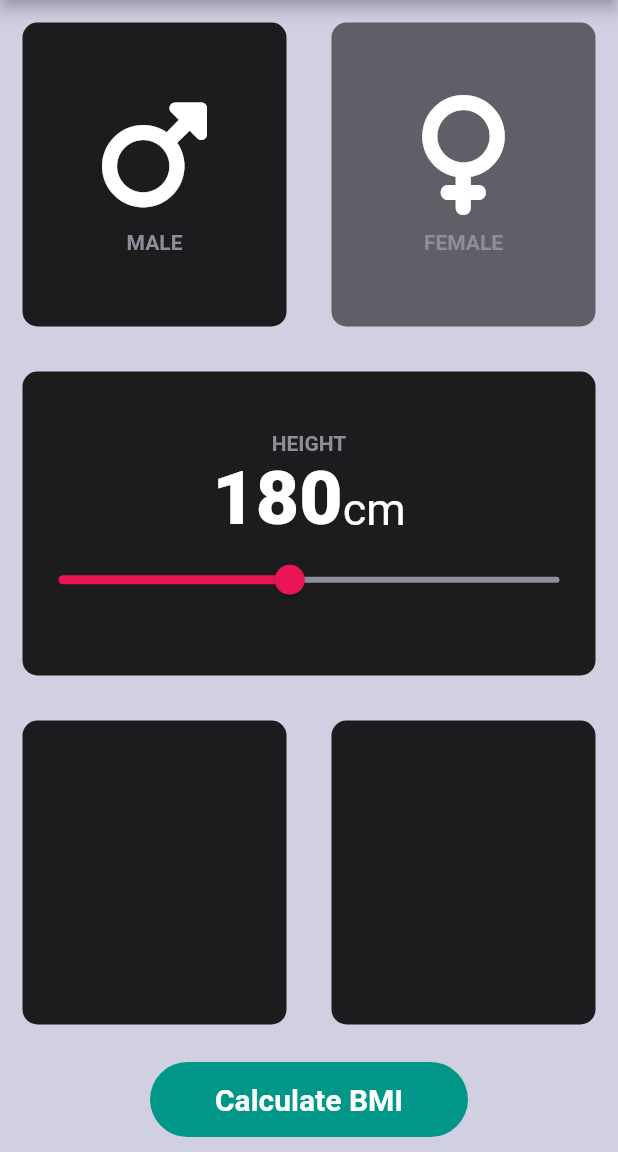
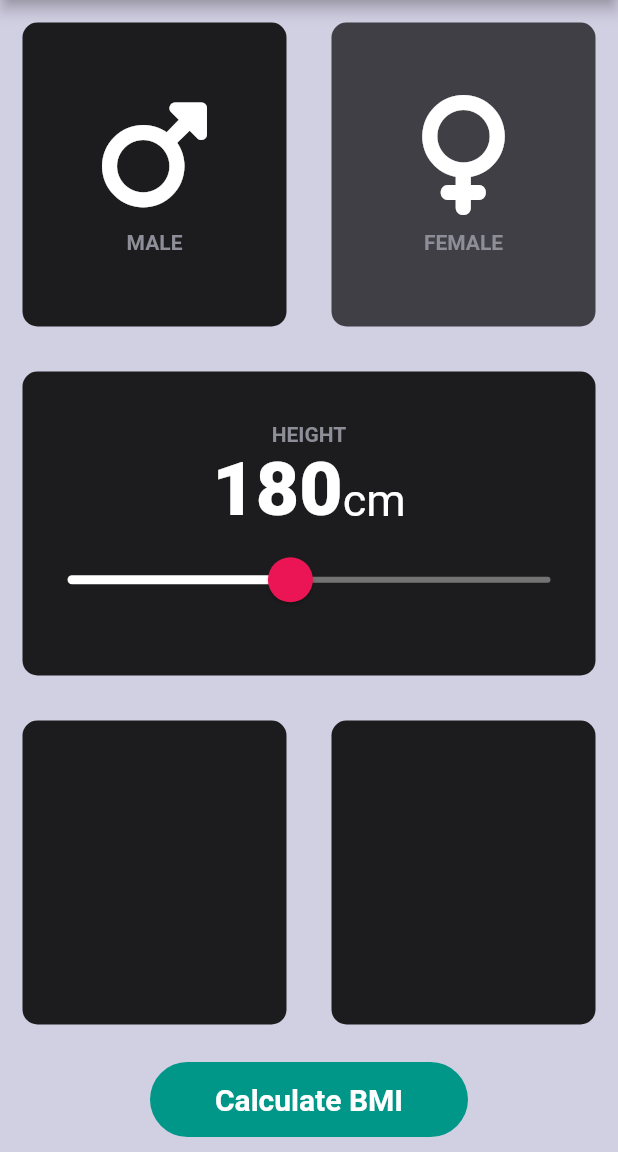
Before and after one commit to AshenSandeep/Flutter-Projects, a Flutter app: the screen it shows after launch, on a phone screen of 412 x 824 dp, the part 84-1236 px from its top. Run offline on Flutter 3.47's test engine with Material 2 defaults, Android fonts, the phone set to English and light mode, and no system bars; our stand-ins replace audioplayers, font_awesome_flutter.

Commit message:
modify slider

```diff
--- a/bmi_calculator/lib/constants.dart
+++ b/bmi_calculator/lib/constants.dart
@@ -2,7 +2,7 @@
 
 
 const kActiveCardColour = Colors.black87;
-const kInactiveCardColour = Colors.black54;
+const kInactiveCardColour = Color(0xB1000000);
 
 const kTextStyle = TextStyle(
   color: Color(0xFF8D8E98),
--- a/bmi_calculator/lib/input_page.dart
+++ b/bmi_calculator/lib/input_page.dart
@@ -112,17 +112,27 @@
                       )
                     ],
                   ),
-                  Slider(
+                  SliderTheme(
+                    data: SliderTheme.of(context).copyWith(
+                      activeTrackColor: Colors.white,
+                      thumbColor: Color(0xFFEB1555),
+                      overlayColor: Color(0x29EB1555),
+                      thumbShape:
+                        RoundSliderThumbShape(enabledThumbRadius: 15.0),
+                      overlayShape:
+                        RoundSliderOverlayShape(overlayRadius: 30.0),
+                    ),
+                    child: Slider(
                       value: height.toDouble(),
                       min: 120.0,
                       max: 250.0,
-                    activeColor: Color(0xFFEB1555),
-                    inactiveColor: Color(0xFF8D8E98),
+                      inactiveColor: Colors.white38,
                       onChanged: (double newValue){
                         setState(() {
                           height = newValue.round();
                         });
                       },
+                    ),
                   )
                 ],
               ),
```
Lines whose indentation alone changed are shown as unchanged.
